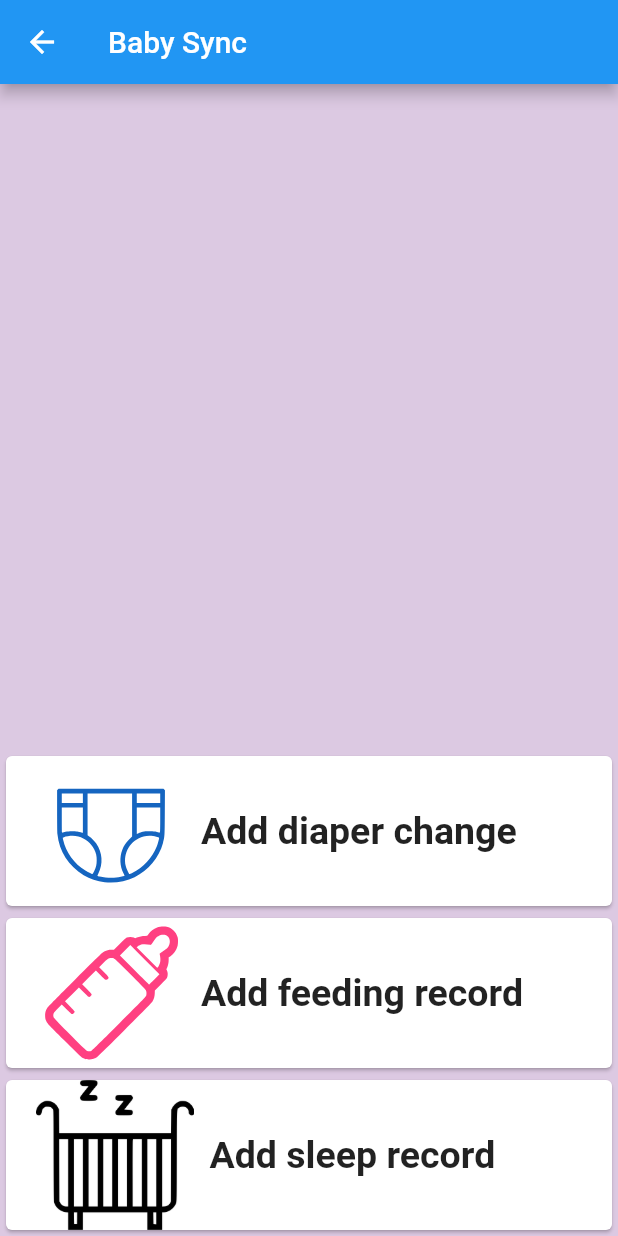
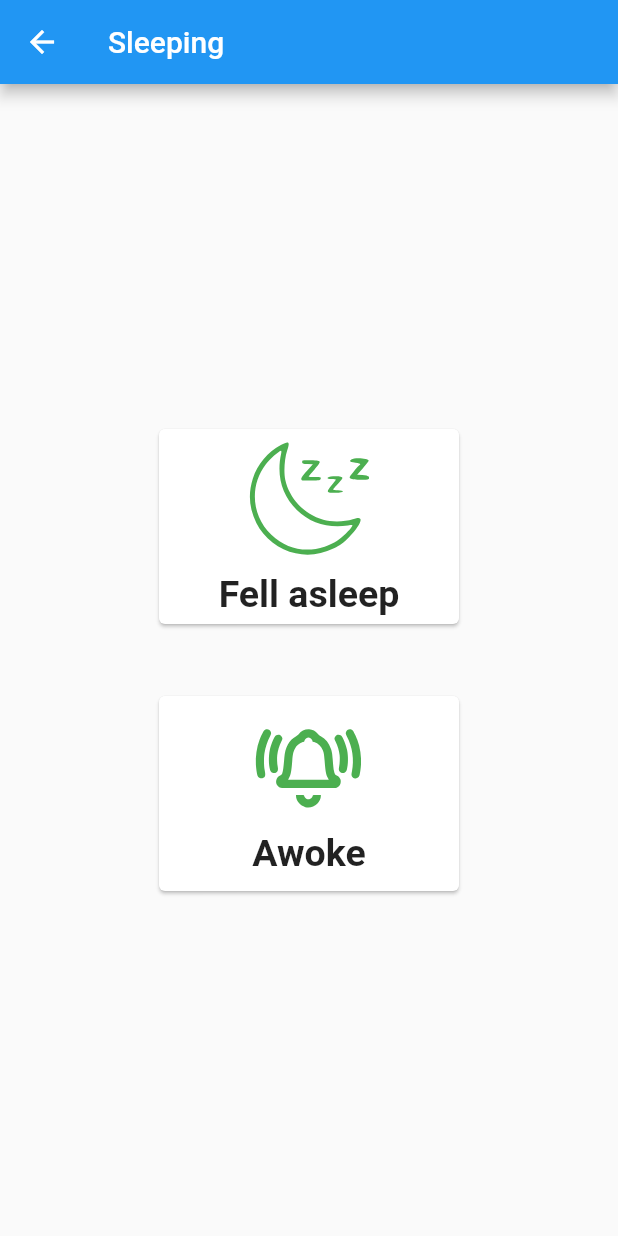
Before and after one commit to clintegarrison/baby-sync, a Flutter app: the screen it shows once a user with an empty profile is signed in, after a tap on "Add sleep record", on a phone screen of 412 x 824 dp. Run offline on Flutter 3.47's test engine with Material 2 defaults, Android fonts, the phone set to English and light mode, and no system bars; our stand-ins replace cloud_firestore, firebase_auth, firebase_core, flutter_svg; accounts and stored records are empty; network calls fail.

Commit message:
sleeping section

```diff
--- a/lib/main.dart
+++ b/lib/main.dart
@@ -177,6 +177,7 @@ class _MyHomePageState extends State<MyHomePage> {
                   splashColor: Colors.blue.withAlpha(30),
                   onTap: () {
                     log('Card tapped.');
+                    Navigator.push(context, SlideRightRoute(page: Sleeping()));
                   },
                   child: SizedBox(
                       width: double.infinity,
@@ -185,7 +186,12 @@ class _MyHomePageState extends State<MyHomePage> {
                         child: Row(
                           children: [
                             SizedBox(width: 20),
-                            Image(image: AssetImage('images/sleeping.png')),
+                            SvgPicture.asset(
+                              'images/sleeping.svg',
+                              width: 100.0,
+                              height: 100.0,
+                              color: Colors.green,
+                            ),
                             SizedBox(width: 10),
                             Text(
                               'Add sleep record',
@@ -502,6 +508,90 @@ class Feeding extends StatelessWidget {
   }
 }
 
+class Sleeping extends StatelessWidget {
+  const Sleeping({Key? key}) : super(key: key);
+
+  @override
+  Widget build(BuildContext context) {
+    final provider = Provider.of<MyAppState>(context);
+
+    return Scaffold(
+      appBar: AppBar(
+        title: Text("Sleeping"),
+      ),
+      body: Center(
+          child: Column(
+        crossAxisAlignment: CrossAxisAlignment.center,
+        mainAxisAlignment: MainAxisAlignment.center,
+        children: [
+          Card(
+            child: InkWell(
+              splashColor: Colors.blue.withAlpha(30),
+              onTap: () {
+                provider.addEvent("sleepingStart");
+              },
+              child: SizedBox(
+                  width: 200,
+                  height: 130,
+                  child: Container(
+                    child: Column(
+                      crossAxisAlignment: CrossAxisAlignment.center,
+                      mainAxisAlignment: MainAxisAlignment.center,
+                      children: [
+                        SvgPicture.asset(
+                          'images/fall-asleep.svg',
+                          width: 80.0,
+                          height: 80.0,
+                          color: Colors.green,
+                        ),
+                        SizedBox(width: 0, height: 10),
+                        Text(
+                          'Fell asleep',
+                          style: new TextStyle(
+                              fontWeight: FontWeight.bold, fontSize: 25),
+                        )
+                      ],
+                    ),
+                  )),
+            ),
+          ),
+          SizedBox(width: 40, height: 40),
+          Card(
+            child: InkWell(
+              splashColor: Colors.blue.withAlpha(30),
+              onTap: () {
+                provider.addEvent("sleepingEnd");
+              },
+              child: SizedBox(
+                  width: 200,
+                  height: 130,
+                  child: Container(
+                    child: Column(
+                      crossAxisAlignment: CrossAxisAlignment.center,
+                      mainAxisAlignment: MainAxisAlignment.center,
+                      children: [
+                        SvgPicture.asset(
+                          'images/alarm.svg',
+                          width: 80.0,
+                          height: 80.0,
+                          color: Colors.green,
+                        ),
+                        Text(
+                          'Awoke',
+                          style: new TextStyle(
+                              fontWeight: FontWeight.bold, fontSize: 25),
+                        )
+                      ],
+                    ),
+                  )),
+            ),
+          ),
+        ],
+      )),
+    );
+  }
+}
+
 class Login extends StatelessWidget {
   Login({Key? key}) : super(key: key);
 
@@ -733,6 +823,48 @@ class _BabyEventsState extends State<BabyEventsWidget> {
                         ],
                       ),
                     )),
+              ] else if (widget.babyEvents[i].eventType
+                  .startsWith('sleeping')) ...[
+                SizedBox(
+                    width: double.infinity,
+                    height: 50,
+                    child: Container(
+                      // color: Colors.amber,
+                      margin: EdgeInsets.fromLTRB(10, 0, 10, 0),
+                      decoration: BoxDecoration(
+                        color: Colors.white,
+                        border: i == 0
+                            ? Border() // This will create no border for the first item
+                            : Border(
+                                top: BorderSide(
+                                    width: 1,
+                                    color: Colors.grey
+                                        .shade300)), // This will create top borders for the rest
+                      ),
+                      child: Row(
+                        children: [
+                          SvgPicture.asset(
+                            'images/sleeping.svg',
+                            width: 40.0,
+                            height: 40.0,
+                            color: Colors.green,
+                          ),
+                          SizedBox(width: 10),
+                          Text(
+                            widget.babyEvents[i].displayName +
+                                ' : ' +
+                                widget.babyEvents[i].eventType +
+                                ' @ ' +
+                                DateFormat("hh:mm a")
+                                    .format(widget.babyEvents[i].timestamp),
+                            style: new TextStyle(
+                                fontWeight: FontWeight.bold,
+                                fontSize: 15,
+                                color: Colors.green),
+                          ),
+                        ],
+                      ),
+                    )),
               ] else ...[
                 SizedBox(
                     width: double.infinity,
@@ -781,36 +913,6 @@ class _BabyEventsState extends State<BabyEventsWidget> {
   }
 }
 
-// class DiaperEvent() extends StatelessWidget {
-//   @override
-//   Widget build(BuildContext context) {
-//     return Row(
-//       children: [
-//         SvgPicture.asset(
-//           'images/diaper.svg',
-//           width: 40.0,
-//           height: 40.0,
-//           color: Colors.blue[800],
-//         ),
-//         SizedBox(width: 10),
-//         Text(
-//           event.displayName +
-//               ' : ' +
-//               event.eventType +
-//               ' @ ' +
-//               DateFormat("hh:mm a")
-//                   .format(event.timestamp),
-//           style: new TextStyle(
-//               fontWeight: FontWeight.bold,
-//               fontSize: 15,
-//               color: Colors.blue[800]),
-//         ),
-//       ],
-//     );
-//   }
-//
-// }
-
 class SlideRightRoute extends PageRouteBuilder {
   final Widget page;
   SlideRightRoute({required this.page})
--- a/pubspec.yaml
+++ b/pubspec.yaml
@@ -60,6 +60,9 @@ flutter:
     - images/breastfeed.svg
     - images/bottle.svg
     - images/breastpump.svg
+    - images/sleeping.svg
+    - images/fall-asleep.svg
+    - images/alarm.svg
 
   # An image asset can refer to one or more resolution-specific "variants", see
   # https://flutter.dev/assets-and-images/#resolution-aware.
```
Also changed, not shown: images/alarm.svg (added), images/fall-asleep.svg (added), images/sleeping.svg (added).
